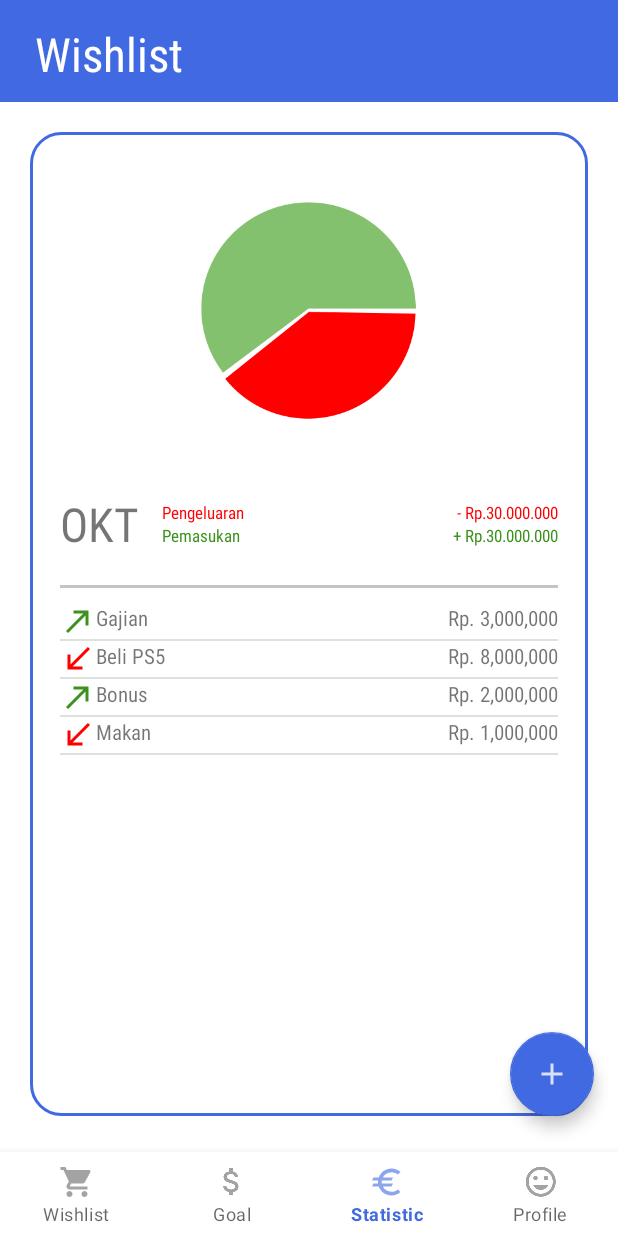
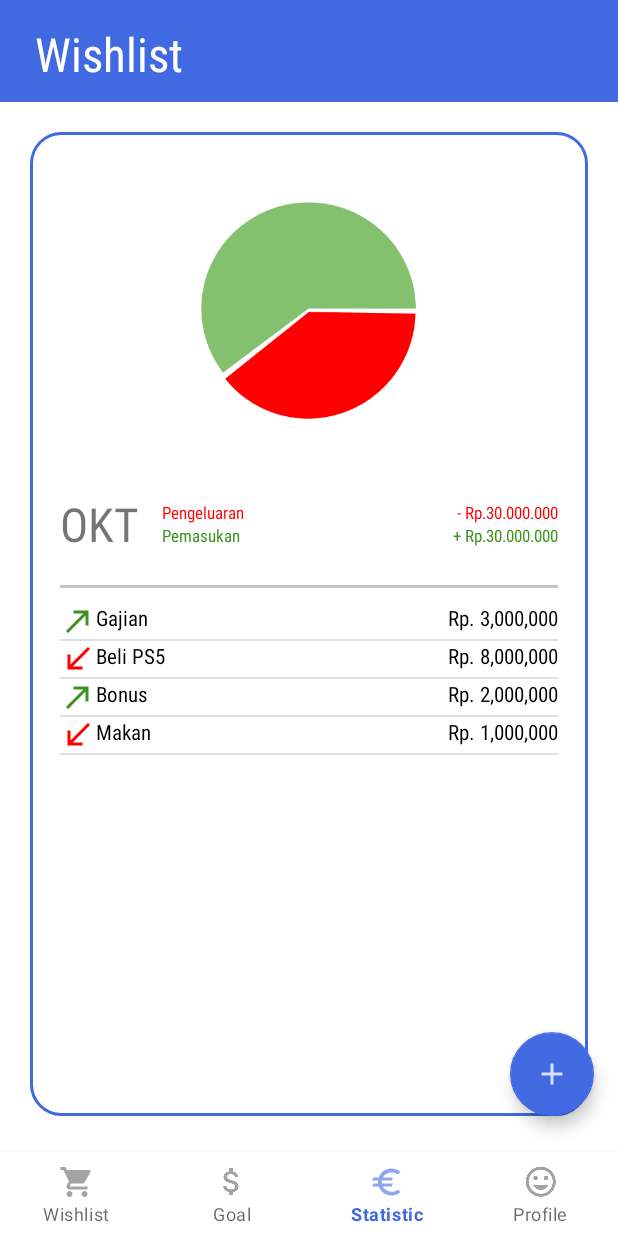
Before and after one commit to Diba15/TubesNabung, an Android app: the screen it shows after launch (MainActivity), item 3 of the bottom bar chosen, on a phone screen of 412 x 824 dp. Run offline under Robolectric (Android 15) with nearby library versions, the light colour scheme and no system bars; 2 statements that could not run were skipped.

Commit message:
Ubah Warna text

```diff
--- a/app/src/main/res/layout/item_goal.xml
+++ b/app/src/main/res/layout/item_goal.xml
@@ -20,6 +20,7 @@
             android:id="@+id/month_history"
             android:layout_width="wrap_content"
             android:fontFamily="sans-serif-condensed"
+            android:textColor="@color/black"
             android:textSize="20pt"
             android:text="@string/okt"
             android:layout_height="wrap_content"
--- a/app/src/main/res/layout/item_statistic.xml
+++ b/app/src/main/res/layout/item_statistic.xml
@@ -17,6 +17,7 @@
         android:id="@+id/nama_kegiatan"
         android:layout_width="wrap_content"
         android:layout_height="wrap_content"
+        android:textColor="@color/black"
         android:fontFamily="sans-serif-condensed"
         android:text="@string/pemasukan"
         app:layout_constraintTop_toTopOf="parent"
@@ -27,6 +28,7 @@
         android:layout_width="wrap_content"
         android:layout_height="wrap_content"
         android:fontFamily="sans-serif-condensed"
+        android:textColor="@color/black"
         android:text="Rp.2.000.000"
         app:layout_constraintTop_toTopOf="parent"
         app:layout_constraintEnd_toEndOf="parent"/>
--- a/app/src/main/res/layout/list_history.xml
+++ b/app/src/main/res/layout/list_history.xml
@@ -10,6 +10,7 @@
         android:id="@+id/month_history"
         android:layout_width="wrap_content"
         android:fontFamily="sans-serif-condensed"
+        android:textColor="@color/black"
         android:textSize="14pt"
         android:text="@string/okt"
         android:layout_height="wrap_content"
```
